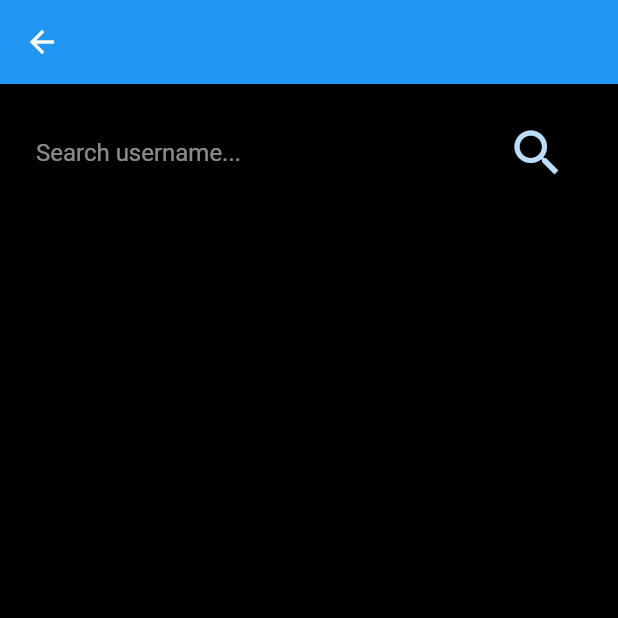
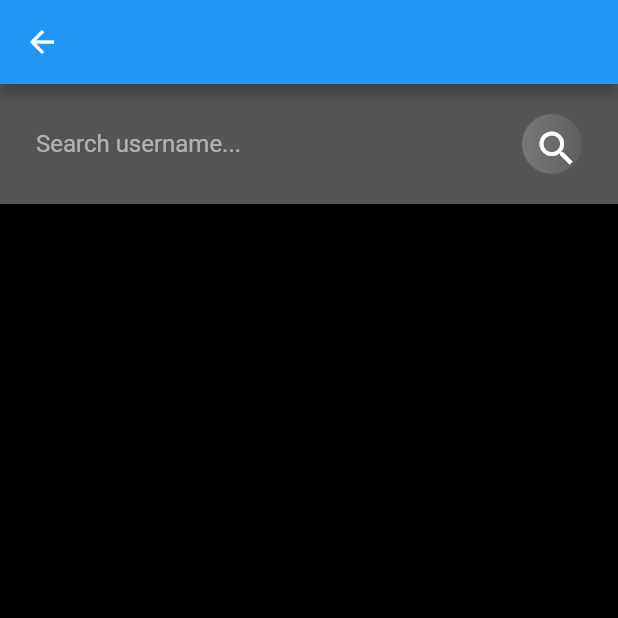
Before and after one commit to didierganthier/flutter_chat_app, a Flutter app: the SearchScreen screen opened directly, on a phone screen of 412 x 824 dp, the top half of it. Run offline on Flutter 3.47's test engine with Material 2 defaults, Android fonts, the phone set to English and light mode, and no system bars; our stand-ins replace firebase_auth, firebase_core; accounts and stored records are empty.

Commit message:
search.dart designed

```diff
--- a/lib/views/search.dart
+++ b/lib/views/search.dart
@@ -14,6 +14,7 @@ class _SearchScreenState extends State<SearchScreen> {
         child: Column(
           children: [
             Container(
+              color: Color(0x54FFFFFF),
               padding: EdgeInsets.symmetric(vertical: 16, horizontal: 24),
               child: Row(
                 children: [
@@ -28,10 +29,24 @@ class _SearchScreenState extends State<SearchScreen> {
                       ),
                     ),
                   ),
-                  CircleAvatar(
-                    backgroundColor: Colors.transparent,
-                    child: Icon(Icons.search, size: 40,),
-                    radius: 30,
+                  Container(
+                    height: 40,
+                    width: 40,
+                    padding: EdgeInsets.all(8.0),
+                    decoration: BoxDecoration(
+                      gradient: LinearGradient(
+                        colors: [
+                          Color(0x36FFFFFF),
+                          Color(0x0FFFFFFF),
+                        ],
+                      ),
+                      borderRadius: BorderRadius.circular(40),
+                    ),
+                    child: Icon(
+                      Icons.search,
+                      size: 30,
+                      color: Colors.white,
+                    ),
                   )
                 ],
               ),
```
